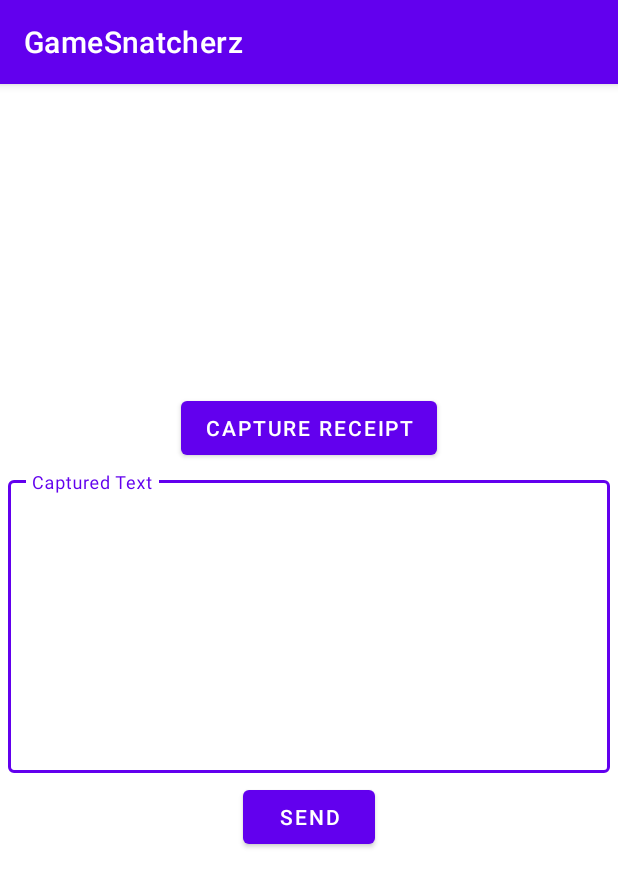
After one commit to sai406/biznet, an Android app: the ReceiptsActivity screen opened directly, with no data from a screen before it, on a phone screen of 412 x 824 dp. The commit adds this screen. Shown: the top 887 px of the screen. Run offline under Robolectric (Android 15) with nearby library versions, the phone set to English and light mode, and no system bars; our stand-ins replace sdp/ssp sizes; libraries missing offline, so code that uses them is left out: com.theartofdev.edmodo; pictures from the network do not load.

Commit message:
Receipts Added

```diff
--- a/app/build.gradle
+++ b/app/build.gradle
@@ -78,6 +78,8 @@
     implementation 'com.google.android.gms:play-services-location:17.0.0'
     implementation 'me.dm7.barcodescanner:zbar:1.9.13'
     implementation 'in.codeshuffle.scratchcardlayout:ScratchCardLayout:1.0.6'
+    implementation 'com.google.firebase:firebase-ml-vision:24.0.3'
+    implementation 'com.theartofdev.edmodo:android-image-cropper:2.8.0'
 
 
 }
--- a/app/src/main/java/com/mstech/gamesnatcherz/activities/DashboardActivity.kt
+++ b/app/src/main/java/com/mstech/gamesnatcherz/activities/DashboardActivity.kt
@@ -37,6 +37,7 @@
         val textquiz = navView.menu.findItem(R.id.textquiz)
         val survey = navView.menu.findItem(R.id.survey)
         val favorite = navView.menu.findItem(R.id.favorites)
+        val receipt = navView.menu.findItem(R.id.receipts)
         logoutItem.setOnMenuItemClickListener {
             SPStaticUtils.clear()
             startActivity(Intent(this,LoginActivity::class.java))
@@ -81,6 +82,11 @@
 
             true
         }
+        receipt.setOnMenuItemClickListener {
+                startActivity(Intent(this, ReceiptsActivity::class.java))
+
+            true
+        }
         // Passing each menu ID as a set of Ids because each
         // menu should be considered as top level destinations.
         appBarConfiguration = AppBarConfiguration(
--- /dev/null
+++ b/app/src/main/java/com/mstech/gamesnatcherz/activities/ReceiptsActivity.kt
@@ -0,0 +1,68 @@
+package com.mstech.gamesnatcherz.activities
+
+import android.app.Activity
+import android.content.Intent
+import android.net.Uri
+import androidx.appcompat.app.AppCompatActivity
+import android.os.Bundle
+import android.util.Log
+import android.view.View
+import android.widget.Toast
+import androidx.lifecycle.lifecycleScope
+import com.google.firebase.ml.vision.FirebaseVision
+import com.google.firebase.ml.vision.common.FirebaseVisionImage
+import com.mstech.gamesnatcherz.R
+import com.theartofdev.edmodo.cropper.CropImage
+import kotlinx.android.synthetic.main.activity_receipts.*
+import kotlinx.coroutines.launch
+import java.io.IOException
+import java.lang.Exception
+
+class ReceiptsActivity : AppCompatActivity() {
+    override fun onCreate(savedInstanceState: Bundle?) {
+        super.onCreate(savedInstanceState)
+        setContentView(R.layout.activity_receipts)
+        selectImage.setOnClickListener(View.OnClickListener {
+            CropImage.activity()
+                .start(this);
+        })
+    }
+    override fun onActivityResult(requestCode: Int, resultCode: Int, data: Intent?) {
+        Log.d("TAG", "onActivityResult: ")
+        super.onActivityResult(requestCode, resultCode, data)
+        if (requestCode == CropImage.CROP_IMAGE_ACTIVITY_REQUEST_CODE) {
+            val result: CropImage.ActivityResult = CropImage.getActivityResult(data)
+            if (resultCode == Activity.RESULT_OK) {
+                if (result != null) {
+                    val uri: Uri = result.getUri() //path of image in phone
+                    image.setImageURI(uri) //set image in imageview
+                    try {
+                        captured.setText("") //so that previous text don't get append with new one
+                        extractTextFromImage(uri) //method to extract text from image
+                    } catch (e: IOException) {
+                        e.printStackTrace()
+                    }
+                }
+            }
+        }
+    }
+
+    @Throws(IOException::class)
+    private fun extractTextFromImage(uri: Uri) {
+        //FirebaseVisionImage Object
+        val image = FirebaseVisionImage.fromFilePath(this, uri)
+        //FirebaseVisionTextRecognizer's object
+        val detector = FirebaseVision.getInstance().onDeviceTextRecognizer
+        //Pass the image object to the detector processImage method
+        detector.processImage(image).addOnSuccessListener { firebaseVisionText ->
+
+captured.setText(firebaseVisionText.text)
+                for ( block in firebaseVisionText.textBlocks) {
+                    val blockText = block.text
+
+                }
+
+
+        }.addOnFailureListener { }
+    }
+}
--- /dev/null
+++ b/app/src/main/res/layout/activity_receipts.xml
@@ -0,0 +1,43 @@
+<?xml version="1.0" encoding="utf-8"?>
+<LinearLayout xmlns:android="http://schemas.android.com/apk/res/android"
+    android:layout_width="match_parent"
+    android:orientation="vertical"
+    android:layout_height="match_parent">
+
+    <ImageView
+        android:id="@+id/image"
+        android:layout_width="match_parent"
+        android:layout_height="@dimen/_150sdp"
+        android:layout_marginBottom="10dp" />
+
+    <Button
+        android:id="@+id/selectImage"
+        android:layout_gravity="center"
+        android:layout_width="wrap_content"
+        android:layout_height="wrap_content"
+        android:layout_centerInParent="true"
+        android:text="Capture Receipt" />
+
+     <com.google.android.material.textfield.TextInputLayout
+        android:layout_width="match_parent"
+        android:layout_margin="05dp"
+        style="@style/Widget.MaterialComponents.TextInputLayout.OutlinedBox"
+        android:layout_height="wrap_content">
+
+        <com.google.android.material.textfield.TextInputEditText
+            android:id="@+id/captured"
+            android:layout_width="match_parent"
+            android:layout_height="@dimen/_150sdp"
+            android:gravity="start"
+            android:hint="Captured Text" />
+    </com.google.android.material.textfield.TextInputLayout>
+    <Button
+        android:id="@+id/post"
+        android:layout_gravity="center"
+        android:layout_width="wrap_content"
+        android:layout_height="wrap_content"
+        android:layout_centerInParent="true"
+        android:text="Send" />
+
+
+</LinearLayout>
--- a/app/src/main/res/menu/activity_main_drawer.xml
+++ b/app/src/main/res/menu/activity_main_drawer.xml
@@ -33,6 +33,9 @@
             android:id="@+id/survey"
             android:title="Survey" />
         <item
+            android:id="@+id/receipts"
+            android:title="Receipts" />
+        <item
             android:id="@+id/logout"
             android:title="LogOut" />
     </group>
```
Also changed, not shown: app/src/main/AndroidManifest.xml (+9 -1 lines).
